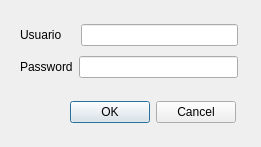
Qt form GesNomCas/login.ui (BertoSoft/GesNomCas) before a commit.
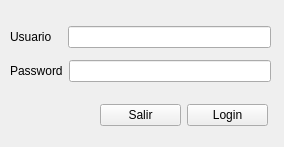
The same form after that commit. Icons and pictures are not drawn.

```diff
--- a/GesNomCas/login.ui
+++ b/GesNomCas/login.ui
@@ -9,7 +9,7 @@
    <rect>
     <x>0</x>
     <y>0</y>
-    <width>261</width>
+    <width>284</width>
     <height>147</height>
    </rect>
   </property>
@@ -23,10 +23,10 @@
   <widget class="QWidget" name="layoutWidget">
    <property name="geometry">
     <rect>
-     <x>20</x>
+     <x>10</x>
      <y>20</y>
-     <width>218</width>
-     <height>62</height>
+     <width>261</width>
+     <height>68</height>
     </rect>
    </property>
    <layout class="QVBoxLayout" name="verticalLayout">
@@ -35,7 +35,7 @@
       <item>
        <widget class="QLabel" name="label">
         <property name="text">
-         <string>Usuario    </string>
+         <string>Usuario   </string>
         </property>
        </widget>
       </item>
@@ -60,21 +60,45 @@
     </item>
    </layout>
   </widget>
-  <widget class="QDialogButtonBox" name="buttonBox">
+  <widget class="QWidget" name="layoutWidget_2">
    <property name="geometry">
     <rect>
-     <x>70</x>
+     <x>100</x>
      <y>100</y>
-     <width>166</width>
-     <height>25</height>
+     <width>168</width>
+     <height>31</height>
     </rect>
    </property>
-   <property name="orientation">
-    <enum>Qt::Horizontal</enum>
-   </property>
-   <property name="standardButtons">
-    <set>QDialogButtonBox::Cancel|QDialogButtonBox::Ok</set>
-   </property>
+   <layout class="QHBoxLayout" name="horizontalLayout">
+    <item>
+     <widget class="QPushButton" name="btnSalir">
+      <property name="text">
+       <string>Salir</string>
+      </property>
+      <property name="icon">
+       <iconset resource="imagenes/imagenes.qrc">
+        <normaloff>:/salir.jpeg</normaloff>:/salir.jpeg</iconset>
+      </property>
+      <property name="autoDefault">
+       <bool>false</bool>
+      </property>
+     </widget>
+    </item>
+    <item>
+     <widget class="QPushButton" name="btnLogin">
+      <property name="text">
+       <string>Login</string>
+      </property>
+      <property name="icon">
+       <iconset resource="imagenes/imagenes.qrc">
+        <normaloff>:/enter.jpeg</normaloff>:/enter.jpeg</iconset>
+      </property>
+      <property name="autoDefault">
+       <bool>false</bool>
+      </property>
+     </widget>
+    </item>
+   </layout>
   </widget>
  </widget>
  <resources>
```
